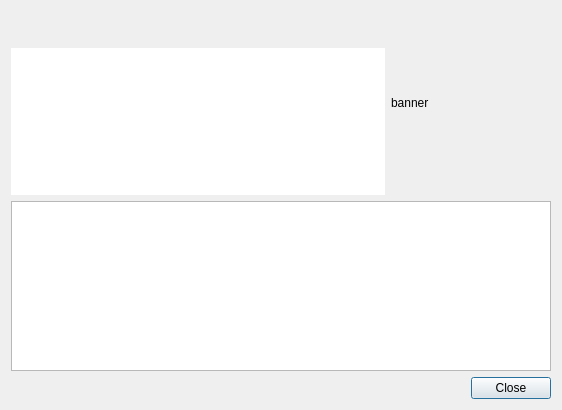
ThomasBrixLarsen/serieswatcher, file src/showdialog.ui: the form before one commit.
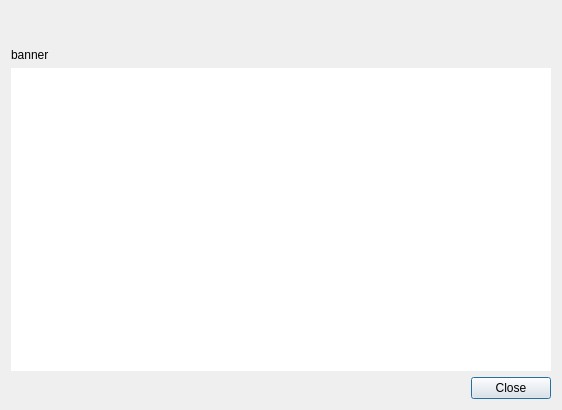
The form after the commit.

Commit message: dialogs: better episode and show dialogs

```diff
--- a/src/showdialog.ui
+++ b/src/showdialog.ui
@@ -28,80 +28,14 @@
      </property>
     </widget>
    </item>
-   <item row="2" column="0" colspan="2">
-    <widget class="QTreeWidget" name="treeWidget">
-     <property name="sizePolicy">
-      <sizepolicy hsizetype="Minimum" vsizetype="Minimum">
-       <horstretch>0</horstretch>
-       <verstretch>0</verstretch>
-      </sizepolicy>
-     </property>
-     <property name="minimumSize">
-      <size>
-       <width>0</width>
-       <height>170</height>
-      </size>
-     </property>
-     <property name="alternatingRowColors">
-      <bool>true</bool>
-     </property>
-     <property name="rootIsDecorated">
-      <bool>false</bool>
-     </property>
-     <attribute name="headerVisible">
-      <bool>false</bool>
-     </attribute>
-     <attribute name="headerVisible">
-      <bool>false</bool>
-     </attribute>
-     <column>
-      <property name="text">
-       <string>Key</string>
-      </property>
-     </column>
-     <column>
-      <property name="text">
-       <string>Value</string>
-      </property>
-     </column>
-    </widget>
-   </item>
-   <item row="3" column="0" colspan="2">
-    <widget class="QDialogButtonBox" name="buttonBox">
-     <property name="orientation">
-      <enum>Qt::Horizontal</enum>
-     </property>
-     <property name="standardButtons">
-      <set>QDialogButtonBox::Close</set>
-     </property>
-    </widget>
-   </item>
-   <item row="0" column="1" rowspan="2">
+   <item row="1" column="0">
     <widget class="QLabel" name="bannerLabel">
-     <property name="sizePolicy">
-      <sizepolicy hsizetype="Fixed" vsizetype="Fixed">
-       <horstretch>0</horstretch>
-       <verstretch>0</verstretch>
-      </sizepolicy>
-     </property>
-     <property name="minimumSize">
-      <size>
-       <width>160</width>
-       <height>160</height>
-      </size>
-     </property>
-     <property name="baseSize">
-      <size>
-       <width>0</width>
-       <height>0</height>
-      </size>
-     </property>
      <property name="text">
       <string>banner</string>
      </property>
     </widget>
    </item>
-   <item row="1" column="0">
+   <item row="2" column="0">
     <widget class="QTextEdit" name="overviewEdit">
      <property name="frameShape">
       <enum>QFrame::NoFrame</enum>
@@ -111,6 +45,16 @@
      </property>
     </widget>
    </item>
+   <item row="3" column="0">
+    <widget class="QDialogButtonBox" name="buttonBox">
+     <property name="orientation">
+      <enum>Qt::Horizontal</enum>
+     </property>
+     <property name="standardButtons">
+      <set>QDialogButtonBox::Close</set>
+     </property>
+    </widget>
+   </item>
   </layout>
  </widget>
  <resources/>
```
The commit also changes 4 other files.
